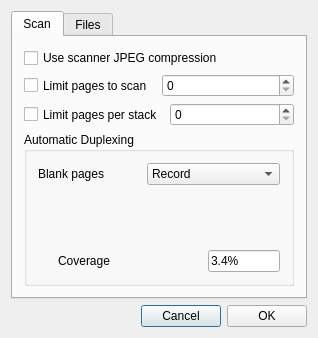
Before: the Qt Designer form options.ui in sjg20/paperman, drawn with Qt 5.
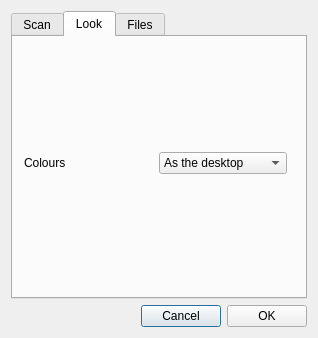
After: the same form once the commit is applied. The open tabs and pages were chosen to show the change. Custom widgets are drawn as their Qt base class.

Commit message: Let the user choose light or dark, or follow the desktop

What changed in the file:
```diff
--- a/options.ui
+++ b/options.ui
@@ -173,6 +173,60 @@
        </item>
       </layout>
      </widget>
+     <widget class="QWidget" name="look">
+      <attribute name="title">
+       <string>Look</string>
+      </attribute>
+      <layout class="QVBoxLayout" name="verticalLayout_3">
+       <item>
+        <layout class="QHBoxLayout" name="horizontalLayout_3">
+         <item>
+          <widget class="QLabel" name="appearanceLabel">
+           <property name="text">
+            <string>Colours</string>
+           </property>
+          </widget>
+         </item>
+         <item>
+          <widget class="QComboBox" name="appearance">
+           <property name="toolTip">
+            <string>Light or dark: as the desktop is, or always one or the other</string>
+           </property>
+           <item>
+            <property name="text">
+             <string>As the desktop</string>
+            </property>
+           </item>
+           <item>
+            <property name="text">
+             <string>Light</string>
+            </property>
+           </item>
+           <item>
+            <property name="text">
+             <string>Dark</string>
+            </property>
+           </item>
+          </widget>
+         </item>
+         <item>
+          <spacer name="horizontalSpacer_3">
+           <property name="orientation">
+            <enum>Qt::Horizontal</enum>
+           </property>
+          </spacer>
+         </item>
+        </layout>
+       </item>
+       <item>
+        <spacer name="verticalSpacer_3">
+         <property name="orientation">
+          <enum>Qt::Vertical</enum>
+         </property>
+        </spacer>
+       </item>
+      </layout>
+     </widget>
      <widget class="QWidget" name="files">
       <attribute name="title">
        <string>Files</string>
```
The commit also changes 9 other files.
